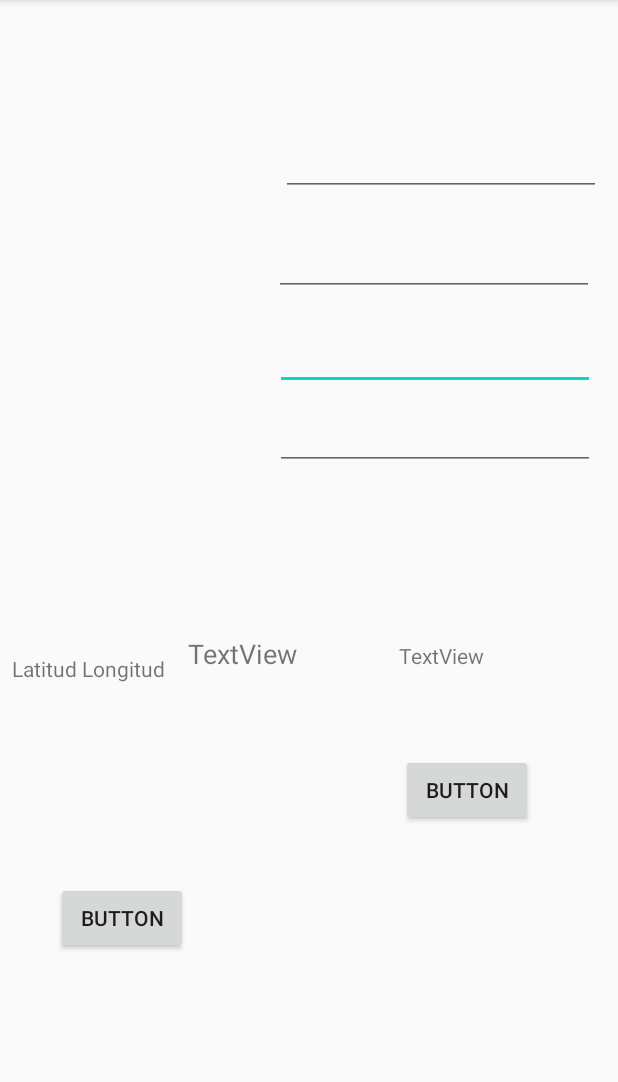
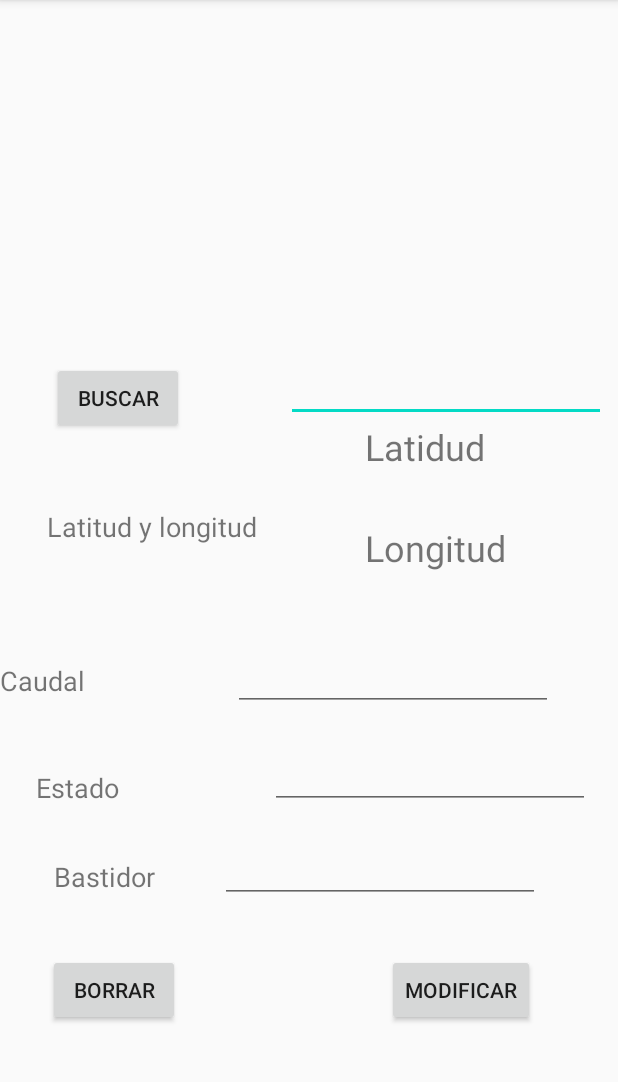
Before and after one commit to sebastvera/HydranSearch, an Android app: the Ingresa screen opened directly, with no data from a screen before it, on a phone screen of 412 x 824 dp, the part 84-1166 px from its top. Run offline under Robolectric (Android 15) with nearby library versions, the phone set to English and light mode, and no system bars; our stand-ins replace Firebase (no records; nobody signed in at launch, a user with empty details on screens opened directly).

Commit message:
subir archivos

```diff
--- a/app/src/main/java/com/example/hydransearch/Ingresa.java
+++ b/app/src/main/java/com/example/hydransearch/Ingresa.java
@@ -1,41 +1,103 @@
 package com.example.hydransearch;
 
+import androidx.annotation.NonNull;
 import androidx.appcompat.app.AppCompatActivity;
 
 import android.location.Location;
 import android.os.Bundle;
-import android.provider.ContactsContract;
 import android.view.View;
 import android.widget.Button;
+import android.widget.EditText;
 import android.widget.TextView;
+import android.widget.Toast;
 
 import com.google.android.gms.location.FusedLocationProviderClient;
 import com.google.android.gms.location.LocationServices;
 import com.google.android.gms.tasks.OnSuccessListener;
+import com.google.firebase.database.DataSnapshot;
+import com.google.firebase.database.DatabaseError;
 import com.google.firebase.database.DatabaseReference;
 import com.google.firebase.database.FirebaseDatabase;
-
-import org.w3c.dom.Text;
+import com.google.firebase.database.ValueEventListener;
 
 import java.util.HashMap;
-import java.util.Objects;
+import java.util.Map;
 
 public class Ingresa extends AppCompatActivity {
         private FusedLocationProviderClient mfused;
-        Button mBottonSubir;
-        TextView latid;
-        TextView longi;
+        Button mBottonSubir, bt_buscar, modificar;
+        EditText ID,caudal,estado, bastidor;
         DatabaseReference  mRootReference;
+        TextView latid, longi;
+        String minombre = null;
     @Override
     protected void onCreate(Bundle savedInstanceState) {
         super.onCreate(savedInstanceState);
         setContentView(R.layout.activity_ingresa);
         mfused = LocationServices.getFusedLocationProviderClient(this);
-        mBottonSubir = findViewById(R.id.mBottonSubir);
-        latid =findViewById(R.id.lat);
-        longi = findViewById(R.id.Longitud);
+        mBottonSubir = findViewById(R.id.button_modificar);
+        ID =(EditText) findViewById(R.id.ID);
+        latid = (TextView) findViewById(R.id.Latitud);
+        longi = (TextView) findViewById(R.id.Longitud);
+        bt_buscar = (Button) findViewById(R.id.bt_buscar);
+        modificar = (Button) findViewById(R.id.button_modificar);
+        caudal = (EditText) findViewById(R.id.Caudal);
+        estado = (EditText) findViewById(R.id.Estado);
+        bastidor = (EditText) findViewById(R.id.Bastidor);
         mRootReference = FirebaseDatabase.getInstance().getReference();
 
+        buscar();
+
+        modificacion();
+
+
+    }
+
+    private void ver_estados() {
+        String caudal1 = caudal.getText().toString();
+        int value=0;
+        if (!"".equals(caudal1)){
+           value = Integer.parseInt(caudal1);
+        }
+        String bastidor_aux = bastidor.getText().toString();
+
+
+        if ((bastidor_aux.equals("bueno") || (bastidor_aux.equals("Bueno"))) && (value > 7)) {
+            String estado2 = "Bueno";
+            estado.setText(estado2);
+       }
+        else if (bastidor_aux.equals("malo") || (value < 7)||bastidor_aux.equals("Malo")){
+            String escudo_mal = "Malo";
+            estado.setText(escudo_mal);
+
+        }
+
+    }
+
+    private void modificacion() {
+        modificar.setOnClickListener(new View.OnClickListener() {
+            @Override
+            public void onClick(View view) {
+                ver_estados();
+                minombre = ID.getText().toString();
+                String estado1 = estado.getText().toString();
+                String bastidor1 = bastidor.getText().toString();
+                int caudal1 = Integer.parseInt(caudal.getText().toString());
+                Map<String, Object> actualiza =new HashMap<>();
+
+                actualiza.put("Caudal",caudal1);
+                actualiza.put("Estado",estado1);
+                actualiza.put("Bastidor",bastidor1);
+
+
+
+                mRootReference.child("Grifos").child(minombre).updateChildren(actualiza);
+
+            }
+        });
+    }
+
+    private void Posicion() {
         mfused.getLastLocation()
                 .addOnSuccessListener(this, new OnSuccessListener<Location>() {
                     @Override
@@ -48,11 +110,45 @@ public class Ingresa extends AppCompatActivity {
                         }
                     }
                 });
+    }
+
+    private void buscar() {
+        bt_buscar.setOnClickListener(new View.OnClickListener() {
+            @Override
+            public void onClick(View v) {
 
 
+                minombre = ID.getText().toString();
 
 
+                mRootReference.child("Grifos").child(minombre).addValueEventListener(new ValueEventListener() {
+                    @Override
+                    public void onDataChange(@NonNull DataSnapshot dataSnapshot) {
+                        if (dataSnapshot.exists()) {
+                            String caudal1 = dataSnapshot.child("Caudal").getValue().toString();
+                            caudal.setText(caudal1);
+                            String esta1 = dataSnapshot.child("Estado").getValue().toString();
+                            estado.setText(esta1);
+                            String bastion1 = dataSnapshot.child("Bastidor").getValue().toString();
+                            bastidor.setText(bastion1);
+                            String lat = dataSnapshot.child("Latitud").getValue().toString();
+                            latid.setText(lat);
+                            String longit = dataSnapshot.child("Longitud").getValue().toString();
+                            longi.setText(longit);
 
+                        }
+                    }
+
+
+                    @Override
+                    public void onCancelled(@NonNull DatabaseError databaseError) {
+
+                    }
+                });
+
+
+            }
+        });
     }
 
 }
--- a/app/src/main/res/layout/activity_ingresa.xml
+++ b/app/src/main/res/layout/activity_ingresa.xml
@@ -4,69 +4,39 @@
     xmlns:tools="http://schemas.android.com/tools"
     android:layout_width="match_parent"
     android:layout_height="match_parent"
-    tools:context=".Ingresa">
+    tools:context=".Ingresa"
+    tools:layout_editor_absoluteY="81dp">
 
     <Button
         android:id="@+id/button"
         android:layout_width="wrap_content"
         android:layout_height="wrap_content"
-        android:layout_marginBottom="132dp"
-        android:text="Button"
+        android:layout_marginStart="32dp"
+        android:layout_marginBottom="84dp"
+        android:text="Borrar"
         app:layout_constraintBottom_toBottomOf="parent"
-        app:layout_constraintEnd_toStartOf="@+id/lat" />
+        app:layout_constraintStart_toStartOf="parent" />
 
     <Button
-        android:id="@+id/mBottonSubir"
+        android:id="@+id/button_modificar"
         android:layout_width="wrap_content"
         android:layout_height="wrap_content"
-        android:layout_marginStart="1dp"
-        android:layout_marginTop="33dp"
-        android:text="Button"
-        app:layout_constraintStart_toStartOf="@+id/Longitud"
-        app:layout_constraintTop_toBottomOf="@+id/Longitud" />
-
-    <EditText
-        android:id="@+id/Estado"
-        android:layout_width="wrap_content"
-        android:layout_height="wrap_content"
-        android:layout_marginTop="17dp"
-        android:layout_marginEnd="15dp"
-        android:ems="10"
-        android:inputType="textPersonName"
-        app:layout_constraintEnd_toEndOf="parent"
-        app:layout_constraintTop_toBottomOf="@+id/Caudal" />
-
-    <EditText
-        android:id="@+id/Bastidor"
-        android:layout_width="wrap_content"
-        android:layout_height="wrap_content"
-        android:layout_marginTop="8dp"
-        android:layout_marginEnd="15dp"
-        android:ems="10"
-        android:inputType="textPersonName"
-        app:layout_constraintEnd_toEndOf="parent"
-        app:layout_constraintTop_toBottomOf="@+id/Estado" />
-
-    <TextView
-        android:id="@+id/textView2"
-        android:layout_width="0dp"
-        android:layout_height="25dp"
-        android:layout_marginStart="8dp"
-        android:layout_marginEnd="11dp"
-        android:text="Latitud Longitud"
-        app:layout_constraintBottom_toBottomOf="@+id/lat"
-        app:layout_constraintEnd_toStartOf="@+id/lat"
-        app:layout_constraintStart_toStartOf="parent"
-        app:layout_constraintTop_toTopOf="@+id/lat" />
+        android:layout_marginEnd="55dp"
+        android:layout_marginBottom="84dp"
+        android:text="Modificar"
+        app:layout_constraintBottom_toBottomOf="parent"
+        app:layout_constraintEnd_toEndOf="parent" />
 
     <EditText
         android:id="@+id/ID"
         android:layout_width="wrap_content"
-        android:layout_height="wrap_content"
-        android:layout_marginTop="85dp"
-        android:layout_marginEnd="11dp"
+        android:layout_height="0dp"
+        android:layout_marginTop="76dp"
+        android:layout_marginEnd="8dp"
+        android:layout_marginBottom="275dp"
         android:ems="10"
         android:inputType="number"
+        app:layout_constraintBottom_toTopOf="@+id/Bastidor"
         app:layout_constraintEnd_toEndOf="parent"
         app:layout_constraintTop_toTopOf="parent" />
 
@@ -74,35 +44,124 @@
         android:id="@+id/Caudal"
         android:layout_width="wrap_content"
         android:layout_height="wrap_content"
-        android:layout_marginTop="21dp"
-        android:layout_marginEnd="16dp"
+        android:layout_marginEnd="21dp"
+        android:layout_marginBottom="20dp"
         android:ems="10"
         android:inputType="number"
+        app:layout_constraintBottom_toTopOf="@+id/Estado"
         app:layout_constraintEnd_toEndOf="parent"
+        app:layout_constraintHorizontal_bias="0.782"
+        app:layout_constraintStart_toEndOf="@+id/textView6" />
+
+    <TextView
+        android:id="@+id/textView8"
+        android:layout_width="81dp"
+        android:layout_height="35dp"
+        android:layout_marginStart="36dp"
+        android:layout_marginTop="32dp"
+        android:text="Bastidor"
+        android:textSize="18sp"
+        app:layout_constraintStart_toStartOf="parent"
+        app:layout_constraintTop_toBottomOf="@+id/textView7" />
+
+    <TextView
+        android:id="@+id/textView6"
+        android:layout_width="75dp"
+        android:layout_height="27dp"
+        android:layout_marginBottom="44dp"
+        android:text="Caudal"
+        android:textSize="18sp"
+        app:layout_constraintBottom_toTopOf="@+id/textView7"
+        tools:layout_editor_absoluteX="26dp" />
+
+    <EditText
+        android:id="@+id/Estado"
+        android:layout_width="wrap_content"
+        android:layout_height="wrap_content"
+        android:layout_marginStart="56dp"
+        android:layout_marginEnd="20dp"
+        android:layout_marginBottom="17dp"
+        android:ems="10"
+        android:inputType="textPersonName"
+        app:layout_constraintBottom_toTopOf="@+id/Bastidor"
+        app:layout_constraintEnd_toEndOf="parent"
+        app:layout_constraintStart_toEndOf="@+id/textView7" />
+
+    <TextView
+        android:id="@+id/textView7"
+        android:layout_width="101dp"
+        android:layout_height="27dp"
+        android:layout_marginStart="24dp"
+        android:layout_marginBottom="96dp"
+        android:text="Estado"
+        android:textSize="18sp"
+        app:layout_constraintBottom_toTopOf="@+id/button"
+        app:layout_constraintStart_toStartOf="parent" />
+
+    <EditText
+        android:id="@+id/Bastidor"
+        android:layout_width="wrap_content"
+        android:layout_height="wrap_content"
+        android:layout_marginEnd="23dp"
+        android:layout_marginBottom="166dp"
+        android:ems="10"
+        android:inputType="textPersonName"
+        app:layout_constraintBottom_toBottomOf="parent"
+        app:layout_constraintEnd_toEndOf="parent"
+        app:layout_constraintStart_toEndOf="@+id/textView8"
         app:layout_constraintTop_toBottomOf="@+id/ID" />
 
+    <Button
+        android:id="@+id/bt_buscar"
+        android:layout_width="wrap_content"
+        android:layout_height="wrap_content"
+        android:layout_marginEnd="68dp"
+        android:layout_marginBottom="152dp"
+        android:text="Buscar"
+        app:layout_constraintBottom_toTopOf="@+id/textView6"
+        app:layout_constraintEnd_toStartOf="@+id/ID"
+        app:layout_constraintHorizontal_bias="1.0"
+        app:layout_constraintStart_toStartOf="parent" />
+
     <TextView
-        android:id="@+id/lat"
+        android:id="@+id/Latitud1"
         android:layout_width="0dp"
         android:layout_height="50dp"
-        android:layout_marginTop="72dp"
-        android:layout_marginEnd="34dp"
-        android:layout_marginBottom="72dp"
-        android:text="TextView"
+        android:layout_marginStart="31dp"
+        android:layout_marginTop="24dp"
+        android:layout_marginEnd="65dp"
+        android:text="Latitud y longitud"
         android:textSize="18sp"
-        app:layout_constraintBottom_toBottomOf="@+id/button"
-        app:layout_constraintEnd_toStartOf="@+id/Longitud"
-        app:layout_constraintStart_toEndOf="@+id/textView2"
-        app:layout_constraintTop_toBottomOf="@+id/Estado" />
+        app:layout_constraintBottom_toTopOf="@+id/textView6"
+        app:layout_constraintEnd_toStartOf="@+id/Latitud"
+        app:layout_constraintHorizontal_bias="0.0"
+        app:layout_constraintStart_toStartOf="parent"
+        app:layout_constraintTop_toBottomOf="@+id/bt_buscar"
+        app:layout_constraintVertical_bias="0.329" />
 
     <TextView
         android:id="@+id/Longitud"
         android:layout_width="0dp"
-        android:layout_height="42dp"
-        android:layout_marginEnd="40dp"
-        android:text="TextView"
-        app:layout_constraintBaseline_toBaselineOf="@+id/lat"
+        android:layout_height="0dp"
+        android:layout_marginBottom="155dp"
+        android:text="Longitud"
+        android:textSize="24sp"
+        app:layout_constraintBottom_toTopOf="@+id/Bastidor"
+        app:layout_constraintEnd_toEndOf="@+id/Caudal"
+        app:layout_constraintStart_toStartOf="@+id/Latitud"
+        app:layout_constraintTop_toBottomOf="@+id/Latitud" />
+
+    <TextView
+        android:id="@+id/Latitud"
+        android:layout_width="0dp"
+        android:layout_height="0dp"
+        android:layout_marginEnd="22dp"
+        android:layout_marginBottom="14dp"
+        android:text="Latidud"
+        android:textSize="24sp"
+        app:layout_constraintBottom_toTopOf="@+id/Longitud"
         app:layout_constraintEnd_toEndOf="parent"
-        app:layout_constraintStart_toEndOf="@+id/lat" />
+        app:layout_constraintStart_toEndOf="@+id/Latitud1"
+        app:layout_constraintTop_toBottomOf="@+id/ID" />
 
 </androidx.constraintlayout.widget.ConstraintLayout>
```
Also changed, not shown: app/src/main/java/com/example/hydransearch/MainActivity.java (+9 -12 lines), app/src/main/java/com/example/hydransearch/MapsActivity.java (+57 -32 lines), app/src/main/res/layout/activity_main.xml (+1 -16 lines), app/src/main/res/layout/activity_maps.xml (+34 -62 lines), app/src/main/res/layout/activity_maps_siniestro.xml (deleted, +0 -9 lines), app/src/main/res/drawable/grifo.png.
